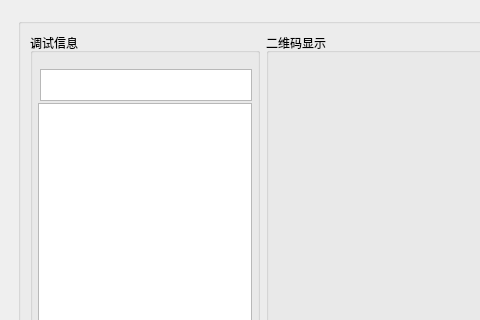
weiqifa0/macprint, file mainwindow.ui: the form before one commit; both pictures show x 0 to 480 and y 0 to 320 of the 762 by 499 pixel window.
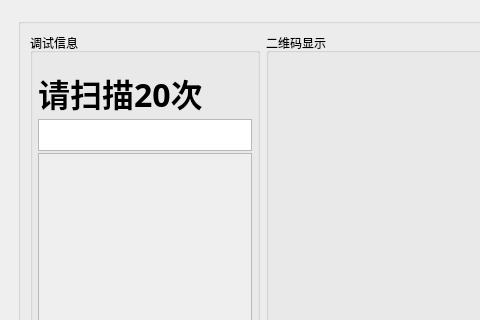
The form after the commit.

Commit message: [问题描述]:修改逻辑，扫码20次提取最前面的做标识码 [评审人]:韦启发 	modified:   mainwindow.cpp 	modified:   mainwindow.ui 	new file:   modify.txt 	new file:   modify.txt.bak 	modified:   serial_qrencode.pro.user

```diff
--- a/mainwindow.ui
+++ b/mainwindow.ui
@@ -99,7 +99,7 @@
                 <property name="spacing">
                  <number>2</number>
                 </property>
-                <item row="0" column="2">
+                <item row="1" column="1" colspan="2">
                  <widget class="QTextEdit" name="textEdit">
                   <property name="sizePolicy">
                    <sizepolicy hsizetype="Expanding" vsizetype="Expanding">
@@ -113,19 +113,54 @@
                     <height>32</height>
                    </size>
                   </property>
+                  <property name="font">
+                   <font>
+                    <family>微软雅黑</family>
+                    <pointsize>18</pointsize>
+                    <weight>75</weight>
+                    <bold>true</bold>
+                   </font>
+                  </property>
                   <property name="html">
                    <string>&lt;!DOCTYPE HTML PUBLIC &quot;-//W3C//DTD HTML 4.0//EN&quot; &quot;http://www.w3.org/TR/REC-html40/strict.dtd&quot;&gt;
 &lt;html&gt;&lt;head&gt;&lt;meta name=&quot;qrichtext&quot; content=&quot;1&quot; /&gt;&lt;style type=&quot;text/css&quot;&gt;
 p, li { white-space: pre-wrap; }
-&lt;/style&gt;&lt;/head&gt;&lt;body style=&quot; font-family:'SimSun'; font-size:9pt; font-weight:400; font-style:normal;&quot;&gt;
-&lt;p style=&quot;-qt-paragraph-type:empty; margin-top:0px; margin-bottom:0px; margin-left:0px; margin-right:0px; -qt-block-indent:0; text-indent:0px;&quot;&gt;&lt;br /&gt;&lt;/p&gt;&lt;/body&gt;&lt;/html&gt;</string>
+&lt;/style&gt;&lt;/head&gt;&lt;body style=&quot; font-family:'微软雅黑'; font-size:18pt; font-weight:600; font-style:normal;&quot;&gt;
+&lt;p style=&quot;-qt-paragraph-type:empty; margin-top:0px; margin-bottom:0px; margin-left:0px; margin-right:0px; -qt-block-indent:0; text-indent:0px; font-family:'SimSun'; font-size:9pt; font-weight:400;&quot;&gt;&lt;br /&gt;&lt;/p&gt;&lt;/body&gt;&lt;/html&gt;</string>
                   </property>
                  </widget>
                 </item>
-                <item row="3" column="1" colspan="2">
+                <item row="4" column="1" colspan="2">
                  <widget class="QPlainTextEdit" name="plainTextEdit">
                   <property name="enabled">
-                   <bool>true</bool>
+                   <bool>false</bool>
+                  </property>
+                  <property name="font">
+                   <font>
+                    <family>微软雅黑</family>
+                    <pointsize>24</pointsize>
+                   </font>
+                  </property>
+                 </widget>
+                </item>
+                <item row="0" column="1">
+                 <widget class="QLabel" name="label">
+                  <property name="sizePolicy">
+                   <sizepolicy hsizetype="Expanding" vsizetype="Preferred">
+                    <horstretch>0</horstretch>
+                    <verstretch>0</verstretch>
+                   </sizepolicy>
+                  </property>
+                  <property name="font">
+                   <font>
+                    <family>微软雅黑</family>
+                    <pointsize>24</pointsize>
+                    <weight>75</weight>
+                    <bold>true</bold>
+                   </font>
+                  </property>
+                  <property name="text">
+                   <string>请扫描20次</string>
                   </property>
                  </widget>
                 </item>
```
The commit also changes 3 other files.
